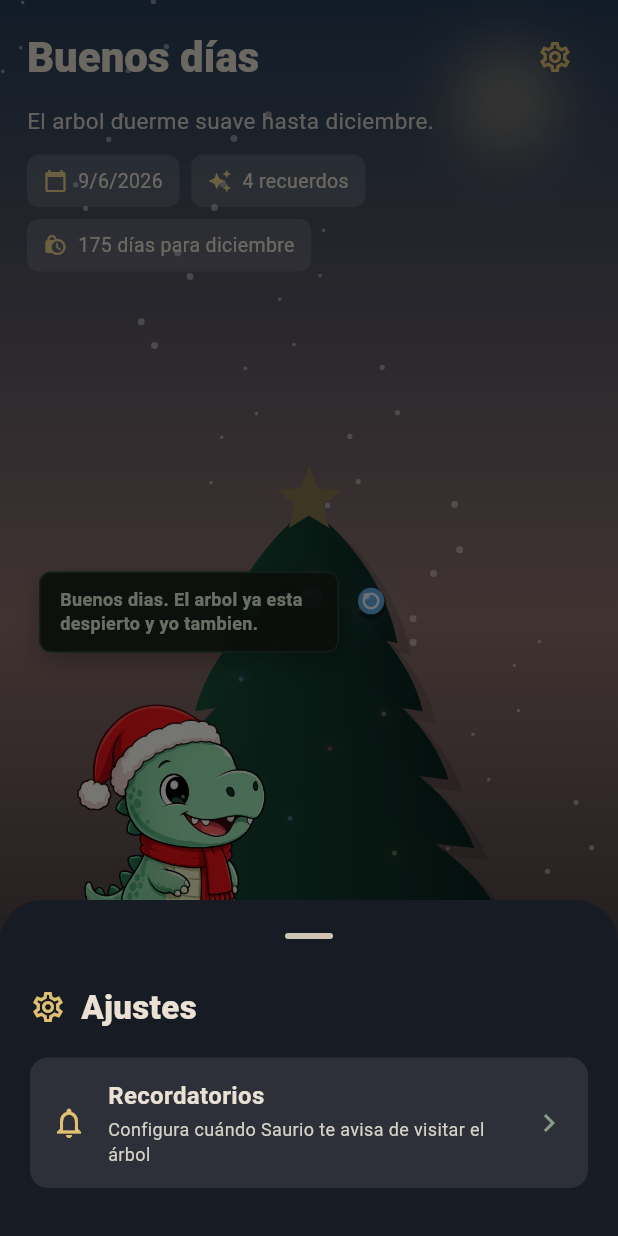
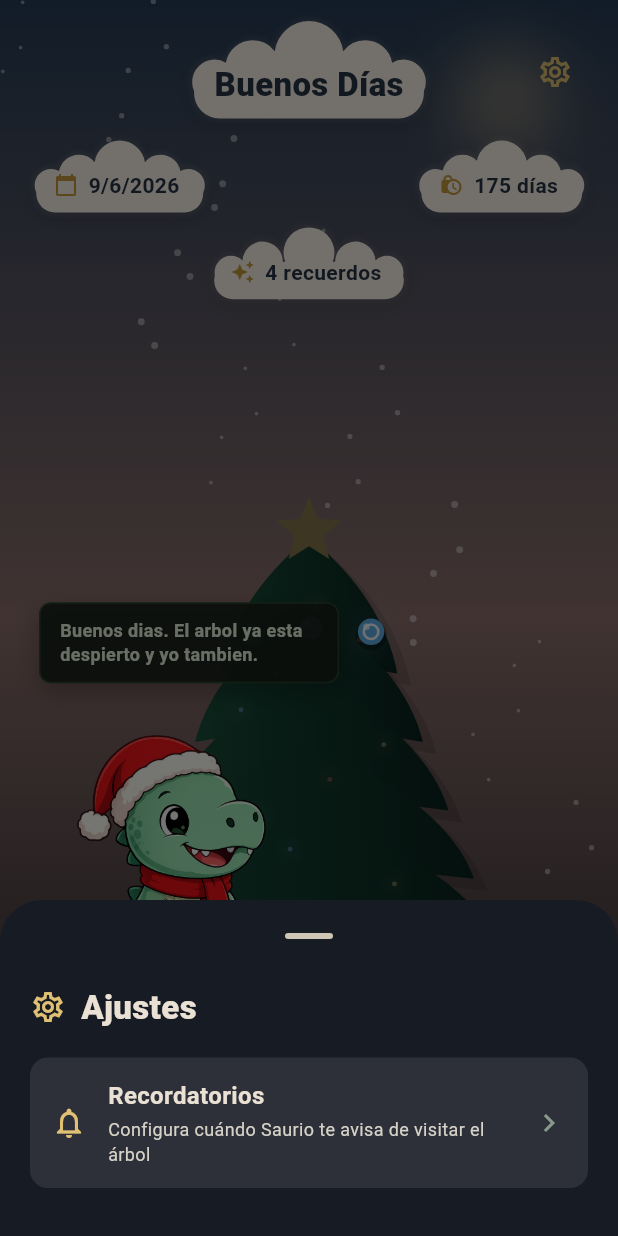
Before and after one commit to Nobody2077/saurio_navidad, a Flutter app: the screen it shows after launch, after a tap on the "settings" icon, on a phone screen of 412 x 824 dp. Run offline on Flutter 3.47's test engine with Material 3 defaults, Android fonts, the phone set to English and light mode, and no system bars; drawn by our look-alikes of flutter_animate; our stand-ins replace audioplayers, flutter_local_notifications, image_picker, shared_preferences, timezone; missing offline and left inert: record.

Commit message:
Header con chips en forma de nube
Se agrega:
- CloudChip: chip con forma de nube dibujada por codigo (bultos solapados),
  texto oscuro siempre legible y tinte por momento del dia
- cloudColor por fase en day_phase.dart (calido / suave / atenuado de noche)

Se cambia:
- Saludo, fecha, dias y recuerdos ahora son nubes (Pill queda intacto para
  el detalle del recuerdo)
- Saludo centrado arriba con el engranaje; segunda palabra con mayuscula
  (Buenos Dias / Buenas Tardes / Buenas Noches)
- Fecha a la izquierda y dias a la derecha en la misma fila; recuerdos al centro
- Contador acortado a 'N dias'

Se quita:
- Subtitulo 'El arbol duerme suave hasta diciembre' (redundante con el
  contador y los mensajes de Saurio)

Co-Authored-By: Claude Opus 4.8 <noreply@anthropic.com>

```diff
--- a/lib/screens/home_screen.dart
+++ b/lib/screens/home_screen.dart
@@ -115,6 +115,7 @@ class _HomeScreenState extends State<HomeScreen>
                               HomeHeader(
                                 isDecember: _isDecember,
                                 memories: _memories.length,
+                                phase: phase,
                                 onSettings: _openSettings,
                               ),
                               const SizedBox(height: 18),
--- a/lib/utils/day_phase.dart
+++ b/lib/utils/day_phase.dart
@@ -60,6 +60,19 @@ extension DayPhasePalette on DayPhase {
     }
   }
 
+  /// Color de las nubes del saludo/chips (claro en todo momento para que el
+  /// texto oscuro siempre se lea; atenuado de noche para no encandilar).
+  Color get cloudColor {
+    switch (this) {
+      case DayPhase.morning:
+        return const Color(0xFFFBF4EA);
+      case DayPhase.midday:
+        return const Color(0xFFF5F9FC);
+      case DayPhase.night:
+        return const Color(0xFFC9D2E2);
+    }
+  }
+
   /// Suelo nevado: [borde/brillo superior, cuerpo].
   List<Color> get groundColors {
     switch (this) {
--- /dev/null
+++ b/lib/widgets/cloud_chip.dart
@@ -0,0 +1,124 @@
+import 'package:flutter/material.dart';
+
+import '../utils/day_phase.dart';
+
+/// Chip con forma de nube para el saludo y el contador de recuerdos.
+/// El texto va siempre oscuro (se lee sobre la nube clara en cualquier fase);
+/// la nube se tiñe según el momento del día.
+class CloudChip extends StatelessWidget {
+  const CloudChip({
+    super.key,
+    required this.label,
+    required this.phase,
+    this.icon,
+    this.fontSize = 14,
+    this.fontWeight = FontWeight.w700,
+  });
+
+  final String label;
+  final DayPhase phase;
+  final IconData? icon;
+  final double fontSize;
+  final FontWeight fontWeight;
+
+  static const _textColor = Color(0xFF283445);
+  static const _iconColor = Color(0xFFC79A3E);
+
+  @override
+  Widget build(BuildContext context) {
+    return CustomPaint(
+      painter: _CloudPainter(color: phase.cloudColor),
+      child: Padding(
+        // Más espacio arriba para que los bultos de la nube no tapen el texto.
+        padding: EdgeInsets.fromLTRB(
+          icon == null ? 22 : 18,
+          fontSize * 0.85 + 8,
+          22,
+          10,
+        ),
+        child: Row(
+          mainAxisSize: MainAxisSize.min,
+          children: [
+            if (icon != null) ...[
+              Icon(icon, size: fontSize + 2, color: _iconColor),
+              const SizedBox(width: 7),
+            ],
+            Text(
+              label,
+              style: TextStyle(
+                color: _textColor,
+                fontSize: fontSize,
+                fontWeight: fontWeight,
+              ),
+            ),
+          ],
+        ),
+      ),
+    );
+  }
+}
+
+class _CloudPainter extends CustomPainter {
+  _CloudPainter({required this.color});
+
+  final Color color;
+
+  @override
+  void paint(Canvas canvas, Size size) {
+    final path = _cloudPath(size);
+
+    // Sombra suave
+    canvas.drawPath(
+      path.shift(const Offset(0, 3)),
+      Paint()
+        ..color = const Color(0x33000000)
+        ..maskFilter = const MaskFilter.blur(BlurStyle.normal, 6),
+    );
+
+    // Cuerpo de la nube
+    canvas.drawPath(path, Paint()..color = color);
+
+    // Brillo sutil en la parte superior
+    canvas.drawPath(
+      path,
+      Paint()
+        ..color = Colors.white.withValues(alpha: .35)
+        ..maskFilter = const MaskFilter.blur(BlurStyle.normal, 2)
+        ..style = PaintingStyle.stroke
+        ..strokeWidth = 1.2,
+    );
+  }
+
+  Path _cloudPath(Size size) {
+    final w = size.width;
+    final h = size.height;
+
+    Path path = Path()
+      ..addRRect(
+        RRect.fromRectAndRadius(
+          Rect.fromLTWH(w * 0.05, h * 0.46, w * 0.90, h * 0.50),
+          Radius.circular(h * 0.26),
+        ),
+      );
+
+    Path withBump(Path base, double cx, double cy, double r) {
+      return Path.combine(
+        PathOperation.union,
+        base,
+        Path()..addOval(Rect.fromCircle(center: Offset(cx, cy), radius: r)),
+      );
+    }
+
+    path = withBump(path, w * 0.50, h * 0.34, h * 0.34); // bulto central
+    path = withBump(path, w * 0.28, h * 0.46, h * 0.27);
+    path = withBump(path, w * 0.72, h * 0.46, h * 0.27);
+    path = withBump(path, w * 0.13, h * 0.60, h * 0.22); // lóbulos laterales
+    path = withBump(path, w * 0.87, h * 0.60, h * 0.22);
+    return path;
+  }
+
+  @override
+  bool shouldRepaint(covariant _CloudPainter oldDelegate) {
+    return oldDelegate.color != color;
+  }
+}
--- a/lib/widgets/home_header.dart
+++ b/lib/widgets/home_header.dart
@@ -1,29 +1,32 @@
 import 'package:flutter/material.dart';
 
 import '../utils/date_helpers.dart';
-import 'pill.dart';
+import '../utils/day_phase.dart';
+import 'cloud_chip.dart';
 
 class HomeHeader extends StatelessWidget {
   const HomeHeader({
     super.key,
     required this.isDecember,
     required this.memories,
+    required this.phase,
     this.onSettings,
   });
 
   final bool isDecember;
   final int memories;
+  final DayPhase phase;
   final VoidCallback? onSettings;
 
   static String _greeting(int hour) {
-    if (hour >= 5 && hour < 12) return 'Buenos días';
-    if (hour >= 12 && hour < 19) return 'Buenas tardes';
-    return 'Buenas noches';
+    if (hour >= 5 && hour < 12) return 'Buenos Días';
+    if (hour >= 12 && hour < 19) return 'Buenas Tardes';
+    return 'Buenas Noches';
   }
 
   static String _countdownLabel(DateTime now) {
     final days = daysUntilDecember(now);
-    return days == 1 ? '1 día para diciembre' : '$days días para diciembre';
+    return days == 1 ? '1 día' : '$days días';
   }
 
   @override
@@ -34,13 +37,14 @@ class HomeHeader extends StatelessWidget {
       children: [
         Row(
           children: [
+            const SizedBox(width: 48), // equilibra el ancho del engranaje
             Expanded(
-              child: Text(
-                _greeting(now.hour),
-                style: const TextStyle(
-                  fontSize: 28,
+              child: Center(
+                child: CloudChip(
+                  label: _greeting(now.hour),
+                  phase: phase,
+                  fontSize: 22,
                   fontWeight: FontWeight.w800,
-                  letterSpacing: 0,
                 ),
               ),
             ),
@@ -52,30 +56,32 @@ class HomeHeader extends StatelessWidget {
             ),
           ],
         ),
-        const SizedBox(height: 8),
-        Text(
-          isDecember
-              ? 'El arbol desperto y esta revelando recuerdos.'
-              : 'El arbol duerme suave hasta diciembre.',
-          style: const TextStyle(color: Color(0xFFD6D2C8), fontSize: 15),
-        ),
         const SizedBox(height: 12),
-        Wrap(
-          spacing: 8,
-          runSpacing: 8,
+        // Fecha (izquierda) y días (derecha) en la misma fila, separados
+        Row(
           children: [
-            Pill(
+            CloudChip(
               icon: Icons.calendar_today,
               label: '${now.day}/${now.month}/${now.year}',
+              phase: phase,
             ),
-            Pill(icon: Icons.auto_awesome, label: '$memories recuerdos'),
-            Pill(
+            const Spacer(),
+            CloudChip(
               icon: Icons.lock_clock,
-              label: isDecember
-                  ? 'diciembre activo'
-                  : _countdownLabel(now),
+              label: isDecember ? 'diciembre activo' : _countdownLabel(now),
+              phase: phase,
             ),
           ],
+        ),
+        const SizedBox(height: 8),
+        // Recuerdos (más al centro)
+        Align(
+          alignment: Alignment.center,
+          child: CloudChip(
+            icon: Icons.auto_awesome,
+            label: '$memories recuerdos',
+            phase: phase,
+          ),
         ),
       ],
     );
```
